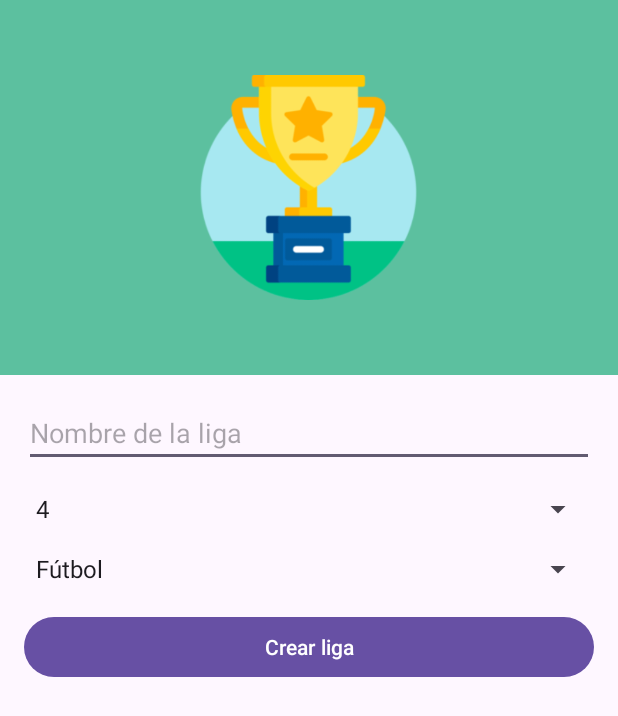
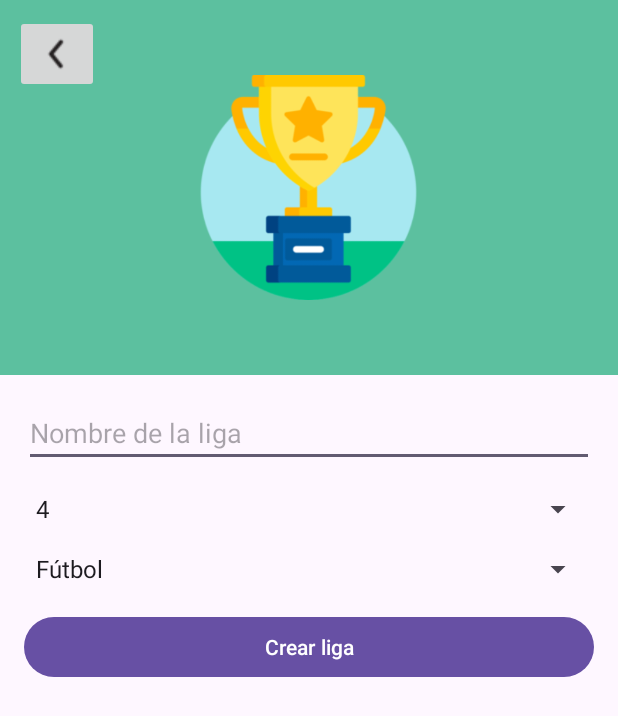
Before and after one commit to Belxran/LeagueSyync, an Android app: the CrearLiga screen opened directly, with no data from a screen before it, on a phone screen of 412 x 824 dp. Shown: the top 716 px of the screen. Run offline under Robolectric (Android 15) with nearby library versions, the light colour scheme and no system bars.

Commit message:
update crearLiga back_Botton

```diff
--- a/app/src/main/java/com/example/leaguesyync/CrearLiga.kt
+++ b/app/src/main/java/com/example/leaguesyync/CrearLiga.kt
@@ -2,6 +2,7 @@ package com.example.leaguesyync
 
 import android.content.Intent
 import android.os.Bundle
+import android.widget.ImageButton
 import androidx.appcompat.app.AppCompatActivity
 import com.example.leaguesyync.databinding.CrearLigaBinding
 
@@ -14,6 +15,7 @@ class CrearLiga : AppCompatActivity() {
         binding = CrearLigaBinding.inflate(layoutInflater)
         setContentView(binding.root)
 
+
         // Aquí establece el evento de clic del botón para continuar
         binding.buttonCreateLeague.setOnClickListener {
             val numEquipos = binding.spinnerNumTeams.selectedItem.toString().toInt()
@@ -21,5 +23,11 @@ class CrearLiga : AppCompatActivity() {
             intent.putExtra("NUMERO_EQUIPOS", numEquipos)
             startActivity(intent)
         }
+
+        var  back_Button: ImageButton = findViewById(R.id.back_button)
+
+        back_Button.setOnClickListener{
+            onBackPressed()
+        }
     }
 }
--- a/app/src/main/res/layout/crear_liga.xml
+++ b/app/src/main/res/layout/crear_liga.xml
@@ -12,8 +12,18 @@
         android:layout_height="250dp"
         android:background="#5CC09F">
 
+        <ImageButton
+            android:id="@+id/back_button"
+            android:layout_width="wrap_content"
+            android:layout_height="wrap_content"
+            android:layout_marginStart="10dp"
+            android:layout_marginTop="10dp"
+            android:layout_marginEnd="10dp"
+            android:layout_marginBottom="10dp"
+            android:src="@drawable/flecha_atras" />
+
         <ImageView
-            android:id="@+id/imageView_perifl_dp"
+            android:id="@+id/imageView_perfil_dp"
             android:layout_width="150dp"
             android:layout_height="150dp"
             android:layout_centerInParent="true"
```
Also changed, not shown: app/src/main/res/drawable/flecha_atras.png (added).
